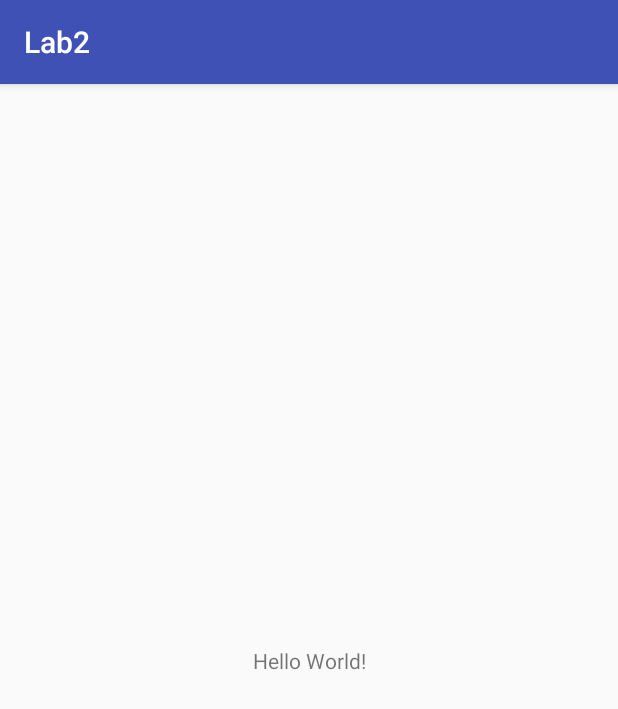
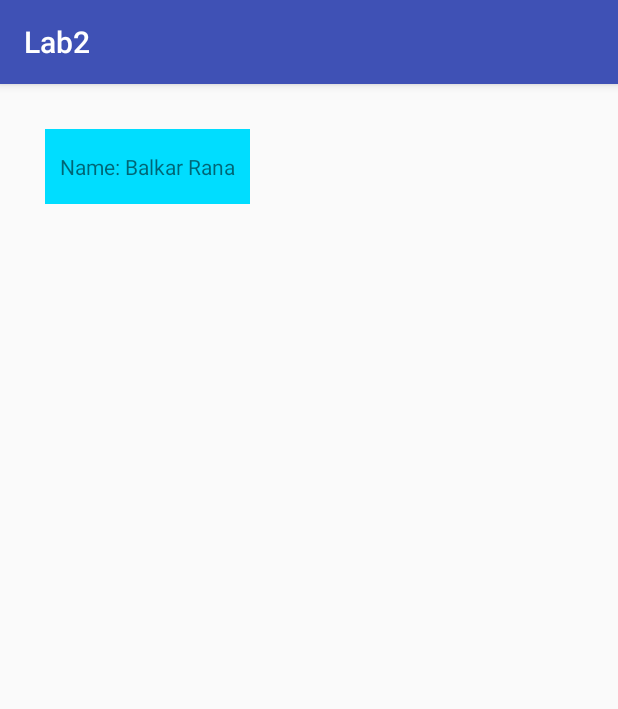
Before and after one commit to BalkarSR/AndroidDevelopment, an Android app: the screen it shows after launch (MainActivity), on a phone screen of 412 x 824 dp. Shown: the top 709 px of the screen. Run offline under Robolectric (Android 15) with nearby library versions, the phone set to English and light mode, and no system bars.

Commit message:
added more stuff

```diff
--- a/Lab2/app/src/main/res/layout/activity_main.xml
+++ b/Lab2/app/src/main/res/layout/activity_main.xml
@@ -6,13 +6,23 @@
     android:layout_height="match_parent"
     tools:context=".MainActivity">
 
-    <TextView
+    <LinearLayout
         android:layout_width="wrap_content"
         android:layout_height="wrap_content"
-        android:text="Hello World!"
-        app:layout_constraintBottom_toBottomOf="parent"
-        app:layout_constraintLeft_toLeftOf="parent"
-        app:layout_constraintRight_toRightOf="parent"
-        app:layout_constraintTop_toTopOf="parent" />
+        android:orientation="vertical">
+
+        <TextView
+            android:layout_width="wrap_content"
+            android:layout_height="50dp"
+            android:background="@android:color/holo_blue_bright"
+            android:gravity="center"
+            android:padding="10dp"
+            android:text="Name: Balkar Rana"
+            android:layout_marginLeft="30dp"
+            android:layout_marginTop="30dp"
+
+            />
+
+    </LinearLayout>
 
 </android.support.constraint.ConstraintLayout>
```
